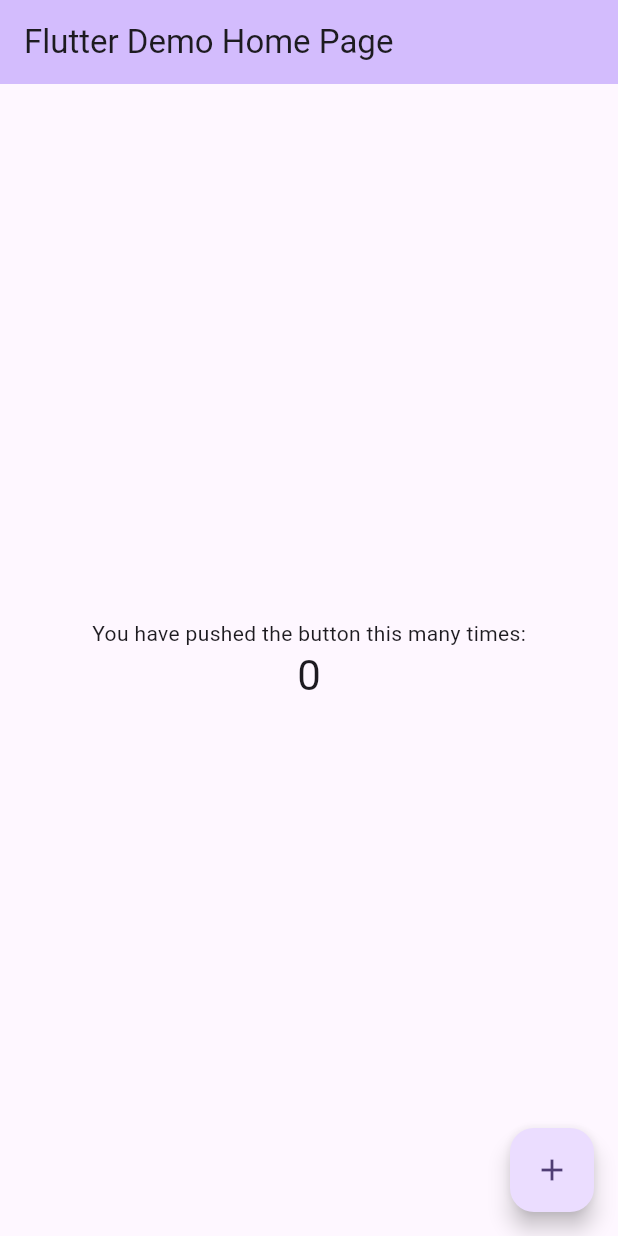
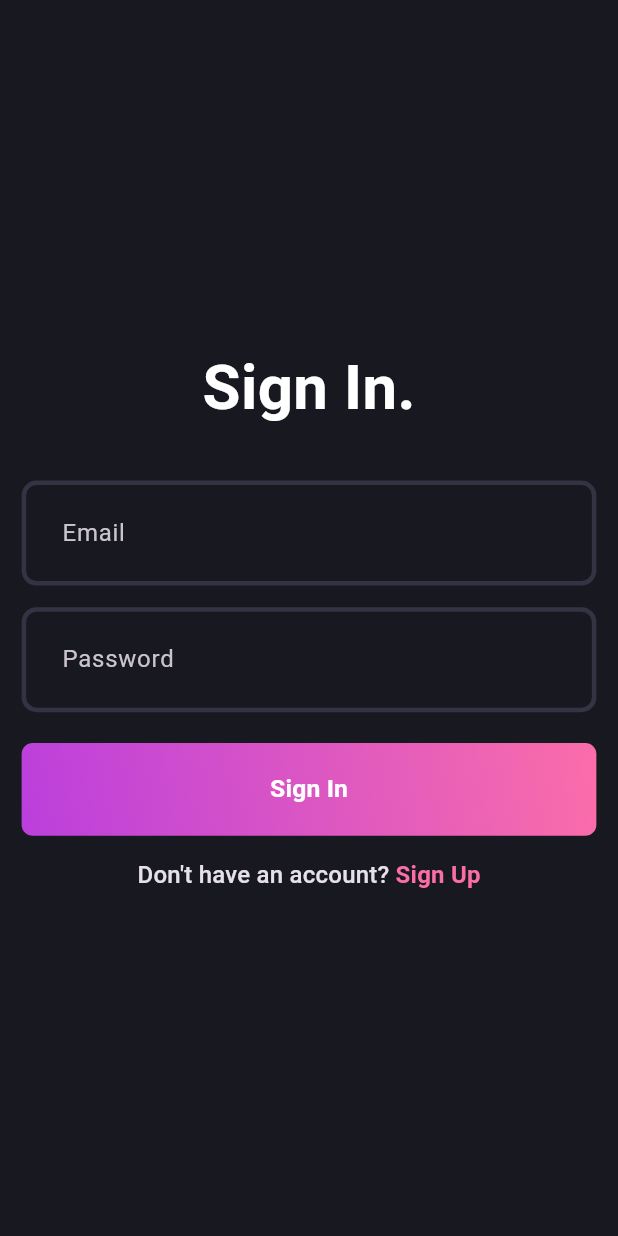
Before and after one commit to deepak20001/clean_architecture_blog_app, a Flutter app: the screen it shows after launch, on a phone screen of 412 x 824 dp. Run offline on Flutter 3.47's test engine with Material 3 defaults, Android fonts, the phone set to English and light mode, and no system bars.

Commit message:
auth presentation layer completed added login & signup pages with some reusable core (bloc remaining)

```diff
--- /dev/null
+++ b/lib/core/common/widgets/common_space.dart
@@ -0,0 +1,4 @@
+import 'package:flutter/material.dart';
+
+Widget verticalSpace(double width) => SizedBox(height: width);
+Widget horizontalSpace(double width) => SizedBox(width: width);
--- /dev/null
+++ b/lib/core/common/widgets/common_text.dart
@@ -0,0 +1,39 @@
+import 'package:blog_app/core/theme/app_pallete.dart';
+import 'package:flutter/material.dart';
+
+class CommonText extends StatelessWidget {
+  final String title;
+  final double fontSize;
+  final FontWeight fontWeight;
+  final Color color;
+  final TextAlign? textAlign;
+  final TextOverflow? overflow;
+  final int? maxLine;
+
+  const CommonText({
+    super.key,
+    required this.title,
+    required this.fontSize,
+    this.fontWeight = FontWeight.normal,
+    this.color = AppPallete.whiteColor,
+    this.textAlign = TextAlign.start,
+    this.overflow = TextOverflow.ellipsis,
+    this.maxLine = 1,
+  });
+
+  @override
+  Widget build(BuildContext context) {
+    return Text(
+      title,
+      textAlign: textAlign,
+      overflow: overflow,
+      maxLines: maxLine,
+      style: TextStyle(
+        fontStyle: FontStyle.normal,
+        fontSize: fontSize,
+        fontWeight: fontWeight,
+        color: color,
+      ),
+    );
+  }
+}
--- /dev/null
+++ b/lib/core/theme/app_pallete.dart
@@ -0,0 +1,13 @@
+import 'package:flutter/material.dart';
+
+class AppPallete {
+  static const Color backgroundColor = Color.fromRGBO(24, 24, 32, 1);
+  static const Color gradient1 = Color.fromRGBO(187, 63, 221, 1);
+  static const Color gradient2 = Color.fromRGBO(251, 109, 169, 1);
+  static const Color gradient3 = Color.fromRGBO(255, 159, 124, 1);
+  static const Color borderColor = Color.fromRGBO(52, 51, 67, 1);
+  static const Color whiteColor = Colors.white;
+  static const Color greyColor = Colors.grey;
+  static const Color errorColor = Colors.redAccent;
+  static const Color transparentColor = Colors.transparent;
+}
--- /dev/null
+++ b/lib/core/theme/theme.dart
@@ -0,0 +1,32 @@
+import 'package:blog_app/core/theme/app_pallete.dart';
+import 'package:flutter/material.dart';
+
+class AppTheme {
+  static _border([Color color = AppPallete.borderColor]) => OutlineInputBorder(
+        borderSide: BorderSide(
+          color: color,
+          width: 3,
+        ),
+        borderRadius: BorderRadius.circular(10),
+      );
+
+  static final darkThemeMode = ThemeData.dark().copyWith(
+    scaffoldBackgroundColor: AppPallete.backgroundColor,
+    appBarTheme: const AppBarTheme(
+      backgroundColor: AppPallete.backgroundColor,
+    ),
+    chipTheme: const ChipThemeData(
+      color: WidgetStatePropertyAll(
+        AppPallete.backgroundColor,
+      ),
+      side: BorderSide.none,
+    ),
+    inputDecorationTheme: InputDecorationTheme(
+      contentPadding: const EdgeInsets.all(23),
+      border: _border(),
+      enabledBorder: _border(),
+      focusedBorder: _border(AppPallete.gradient2),
+      errorBorder: _border(AppPallete.errorColor),
+    ),
+  );
+}
--- /dev/null
+++ b/lib/features/auth/presentation/pages/login_page.dart
@@ -0,0 +1,95 @@
+import 'package:blog_app/core/common/widgets/common_space.dart';
+import 'package:blog_app/core/common/widgets/common_text.dart';
+import 'package:blog_app/core/constants/constants.dart';
+import 'package:blog_app/core/theme/app_pallete.dart';
+import 'package:blog_app/features/auth/presentation/pages/signup_page.dart';
+import 'package:blog_app/features/auth/presentation/widgets/auth_field.dart';
+import 'package:blog_app/features/auth/presentation/widgets/auth_gradient_button.dart';
+import 'package:flutter/material.dart';
+
+class LoginPage extends StatefulWidget {
+ static route() => MaterialPageRoute(
+        builder: (context) => const LoginPage(),
+      );
+  const LoginPage({super.key});
+
+  @override
+  State<LoginPage> createState() => _LoginPageState();
+}
+
+class _LoginPageState extends State<LoginPage> {
+  final _formKey = GlobalKey<FormState>();
+  final _emailController = TextEditingController();
+  final _passwordController = TextEditingController();
+
+  @override
+  void dispose() {
+    _emailController.dispose();
+    _passwordController.dispose();
+    super.dispose();
+  }
+
+  @override
+  Widget build(BuildContext context) {
+    Size size = MediaQuery.sizeOf(context);
+
+    return Scaffold(
+      body: Padding(
+        padding: EdgeInsets.all(size.width * numD035),
+        child: Form(
+          key: _formKey,
+          child: Column(
+            mainAxisAlignment: MainAxisAlignment.center,
+            children: [
+              CommonText(
+                title: '${Constants.signIn}.',
+                fontSize: size.width * numD1,
+                fontWeight: FontWeight.bold,
+              ),
+              verticalSpace(size.width * numD08),
+              AuthField(
+                hintText: Constants.email,
+                controller: _emailController,
+              ),
+              verticalSpace(size.width * numD035),
+              AuthField(
+                hintText: Constants.password,
+                controller: _passwordController,
+                isObscureText: true,
+              ),
+              verticalSpace(size.width * numD05),
+              const AuthGradientButton(
+                buttonText: Constants.signIn,
+              ),
+              verticalSpace(size.width * numD035),
+              GestureDetector(
+                onTap: () {
+                  Navigator.push(
+                    context,
+                    SignUpPage.route(),
+                  );
+                },
+                child: RichText(
+                  text: TextSpan(
+                    text: '${Constants.dontHaveAnAccount} ',
+                    style: Theme.of(context).textTheme.titleMedium,
+                    children: [
+                      TextSpan(
+                        text: Constants.signUp,
+                        style:
+                            Theme.of(context).textTheme.titleMedium?.copyWith(
+                                  color: AppPallete.gradient2,
+                                  fontWeight: FontWeight.bold,
+                                ),
+                      ),
+                    ],
+                  ),
+                ),
+              ),
+            ],
+          ),
+        ),
+      ),
+    );
+  }
+}
--- /dev/null
+++ b/lib/features/auth/presentation/widgets/auth_field.dart
@@ -0,0 +1,32 @@
+import 'package:blog_app/core/constants/constants.dart';
+import 'package:flutter/material.dart';
+
+class AuthField extends StatelessWidget {
+  final String hintText;
+  final TextEditingController controller;
+  final bool isObscureText;
+  const AuthField({
+    super.key,
+    required this.hintText,
+    required this.controller,
+    this.isObscureText = false,
+  });
+
+  @override
+  Widget build(BuildContext context) {
+    return TextFormField(
+      controller: controller,
+      decoration: InputDecoration(
+        hintText: hintText,
+      ),
+      validator: (value) {
+        if (value!.isEmpty) {
+          return '$hintText ${Constants.isMissingText}';
+        }
+        return null;
+      },
+      obscureText: isObscureText,
+      obscuringCharacter: '*',
+    );
+  }
+}
--- /dev/null
+++ b/lib/features/auth/presentation/widgets/auth_gradient_button.dart
@@ -0,0 +1,41 @@
+import 'package:blog_app/core/common/widgets/common_text.dart';
+import 'package:blog_app/core/constants/constants.dart';
+import 'package:blog_app/core/theme/app_pallete.dart';
+import 'package:flutter/material.dart';
+
+class AuthGradientButton extends StatelessWidget {
+  final String buttonText;
+  const AuthGradientButton({super.key, required this.buttonText,});
+
+  @override
+  Widget build(BuildContext context) {
+    Size size = MediaQuery.sizeOf(context);
+
+    return Container(
+      decoration: BoxDecoration(
+        borderRadius: BorderRadius.circular(size.width * numD018),
+        gradient: const LinearGradient(
+          colors: [
+            AppPallete.gradient1,
+            AppPallete.gradient2,
+          ],
+          begin: Alignment.bottomLeft,
+          end: Alignment.topRight,
+        ),
+      ),
+      child: ElevatedButton(
+        onPressed: () {},
+        style: ElevatedButton.styleFrom(
+          fixedSize: Size(size.width, size.width * numD15),
+          backgroundColor: AppPallete.transparentColor,
+          shadowColor: AppPallete.transparentColor,
+        ),
+        child: CommonText(
+          title: buttonText,
+          fontSize: size.width * numD04,
+          fontWeight: FontWeight.w600,
+        ),
+      ),
+    );
+  }
+}
--- a/lib/main.dart
+++ b/lib/main.dart
@@ -1,3 +1,7 @@
+import 'package:blog_app/core/constants/constants.dart';
+import 'package:blog_app/core/theme/theme.dart';
+import 'package:blog_app/features/auth/presentation/pages/login_page.dart';
+import 'package:blog_app/features/auth/presentation/pages/signup_page.dart';
 import 'package:flutter/material.dart';
 
 void main() {
@@ -11,115 +15,10 @@ class MyApp extends StatelessWidget {
   @override
   Widget build(BuildContext context) {
     return MaterialApp(
-      title: 'Flutter Demo',
-      theme: ThemeData(
-        // This is the theme of your application.
-        //
-        // TRY THIS: Try running your application with "flutter run". You'll see
-        // the application has a purple toolbar. Then, without quitting the app,
-        // try changing the seedColor in the colorScheme below to Colors.green
-        // and then invoke "hot reload" (save your changes or press the "hot
-        // reload" button in a Flutter-supported IDE, or press "r" if you used
-        // the command line to start the app).
-        //
-        // Notice that the counter didn't reset back to zero; the application
-        // state is not lost during the reload. To reset the state, use hot
-        // restart instead.
-        //
-        // This works for code too, not just values: Most code changes can be
-        // tested with just a hot reload.
-        colorScheme: ColorScheme.fromSeed(seedColor: Colors.deepPurple),
-        useMaterial3: true,
-      ),
-      home: const MyHomePage(title: 'Flutter Demo Home Page'),
+      debugShowCheckedModeBanner: false,
+      title: Constants.appName,
+      theme: AppTheme.darkThemeMode,
+      home: const LoginPage(),
     );
   }
 }
-
-class MyHomePage extends StatefulWidget {
-  const MyHomePage({super.key, required this.title});
-
-  // This widget is the home page of your application. It is stateful, meaning
-  // that it has a State object (defined below) that contains fields that affect
-  // how it looks.
-
-  // This class is the configuration for the state. It holds the values (in this
-  // case the title) provided by the parent (in this case the App widget) and
-  // used by the build method of the State. Fields in a Widget subclass are
-  // always marked "final".
-
-  final String title;
-
-  @override
-  State<MyHomePage> createState() => _MyHomePageState();
-}
-
-class _MyHomePageState extends State<MyHomePage> {
-  int _counter = 0;
-
-  void _incrementCounter() {
-    setState(() {
-      // This call to setState tells the Flutter framework that something has
-      // changed in this State, which causes it to rerun the build method below
-      // so that the display can reflect the updated values. If we changed
-      // _counter without calling setState(), then the build method would not be
-      // called again, and so nothing would appear to happen.
-      _counter++;
-    });
-  }
-
-  @override
-  Widget build(BuildContext context) {
-    // This method is rerun every time setState is called, for instance as done
-    // by the _incrementCounter method above.
-    //
-    // The Flutter framework has been optimized to make rerunning build methods
-    // fast, so that you can just rebuild anything that needs updating rather
-    // than having to individually change instances of widgets.
-    return Scaffold(
-      appBar: AppBar(
-        // TRY THIS: Try changing the color here to a specific color (to
-        // Colors.amber, perhaps?) and trigger a hot reload to see the AppBar
-        // change color while the other colors stay the same.
-        backgroundColor: Theme.of(context).colorScheme.inversePrimary,
-        // Here we take the value from the MyHomePage object that was created by
-        // the App.build method, and use it to set our appbar title.
-        title: Text(widget.title),
-      ),
-      body: Center(
-        // Center is a layout widget. It takes a single child and positions it
-        // in the middle of the parent.
-        child: Column(
-          // Column is also a layout widget. It takes a list of children and
-          // arranges them vertically. By default, it sizes itself to fit its
-          // children horizontally, and tries to be as tall as its parent.
-          //
-          // Column has various properties to control how it sizes itself and
-          // how it positions its children. Here we use mainAxisAlignment to
-          // center the children vertically; the main axis here is the vertical
-          // axis because Columns are vertical (the cross axis would be
-          // horizontal).
-          //
-          // TRY THIS: Invoke "debug painting" (choose the "Toggle Debug Paint"
-          // action in the IDE, or press "p" in the console), to see the
-          // wireframe for each widget.
-          mainAxisAlignment: MainAxisAlignment.center,
-          children: <Widget>[
-            const Text(
-              'You have pushed the button this many times:',
-            ),
-            Text(
-              '$_counter',
-              style: Theme.of(context).textTheme.headlineMedium,
-            ),
-          ],
-        ),
-      ),
-      floatingActionButton: FloatingActionButton(
-        onPressed: _incrementCounter,
-        tooltip: 'Increment',
-        child: const Icon(Icons.add),
-      ), // This trailing comma makes auto-formatting nicer for build methods.
-    );
-  }
-}
```
Also changed, not shown: lib/core/constants/constants.dart (added, +220 -0 lines), lib/features/auth/presentation/pages/signup_page.dart (added, +104 -0 lines), pubspec.lock.
